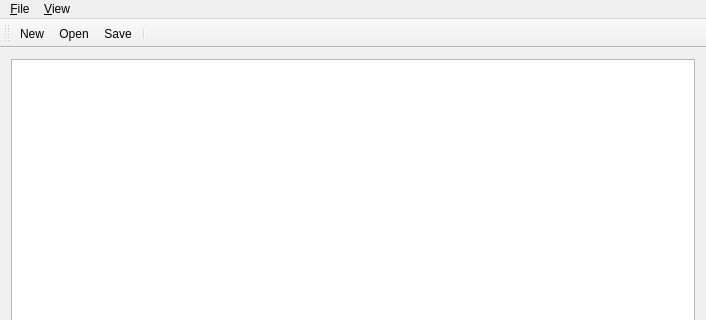
MJAS1/vidman, file mainwindow.ui: the form before one commit; both pictures show x 0 to 706 and y 0 to 320 of the 706 by 487 pixel window.
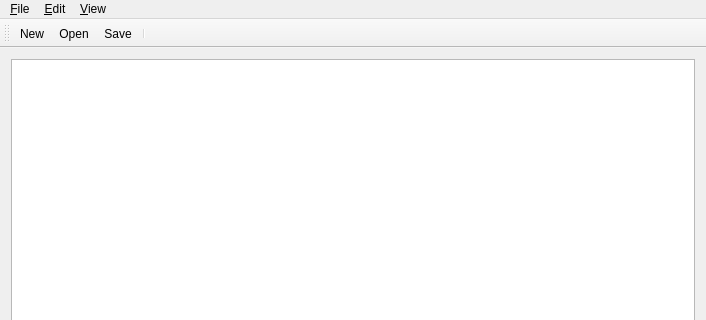
The form after the commit. Icons and pictures are not drawn. Custom widgets are drawn as their Qt base class.

Commit message: Edit and undo actions added

The edit to the form file:
```diff
--- a/mainwindow.ui
+++ b/mainwindow.ui
@@ -111,7 +111,15 @@
     </property>
     <addaction name="viewVideoDialogAction"/>
    </widget>
+   <widget class="QMenu" name="menu_Edit">
+    <property name="title">
+     <string>&amp;Edit</string>
+    </property>
+    <addaction name="actionUndo"/>
+    <addaction name="actionRedo"/>
+   </widget>
    <addaction name="menu_File"/>
+   <addaction name="menu_Edit"/>
    <addaction name="menu_View"/>
   </widget>
   <widget class="QToolBar" name="toolBar">
```
Left out of the diff: 107 changed lines with no effect on the pictures. The commit also changes 1 other file.
